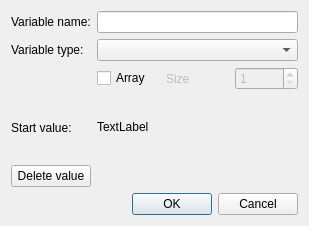
The window that src/editor/triggereditor/ui/variabledialog.ui (tdauth/wc3lib) describes before a commit, drawn with Qt 5.
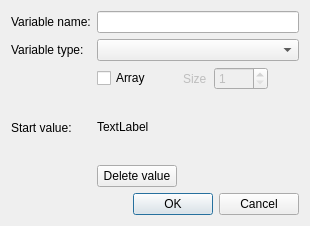
The same window after the commit. Custom widgets are drawn as their Qt base class.

What changed in the file:
```diff
--- a/src/editor/triggereditor/ui/variabledialog.ui
+++ b/src/editor/triggereditor/ui/variabledialog.ui
@@ -6,7 +6,7 @@
    <rect>
     <x>0</x>
     <y>0</y>
-    <width>309</width>
+    <width>310</width>
     <height>226</height>
    </rect>
   </property>
@@ -14,34 +14,34 @@
    <string>Variable</string>
   </property>
   <layout class="QGridLayout" name="gridLayout">
-   <item row="0" column="0">
+   <item row="0" column="1">
     <widget class="QLabel" name="m_nameLabel">
      <property name="text">
       <string>Variable name:</string>
      </property>
     </widget>
    </item>
-   <item row="0" column="1" colspan="3">
-    <widget class="KLineEdit" name="m_nameLineEdit"/>
+   <item row="0" column="2" colspan="4">
+    <widget class="QLineEdit" name="m_nameLineEdit"/>
    </item>
-   <item row="1" column="0">
+   <item row="1" column="1">
     <widget class="QLabel" name="m_typeLabel">
      <property name="text">
       <string>Variable type:</string>
      </property>
     </widget>
    </item>
-   <item row="1" column="1" colspan="3">
-    <widget class="KComboBox" name="m_typeComboBox"/>
+   <item row="1" column="2" colspan="4">
+    <widget class="QComboBox" name="m_typeComboBox"/>
    </item>
-   <item row="2" column="1">
+   <item row="2" column="2">
     <widget class="QCheckBox" name="m_arrayCheckBox">
      <property name="text">
       <string>Array</string>
      </property>
     </widget>
    </item>
-   <item row="2" column="2">
+   <item row="2" column="3">
     <widget class="QLabel" name="m_arraySizeLabel">
      <property name="enabled">
       <bool>false</bool>
@@ -51,27 +51,14 @@
      </property>
     </widget>
    </item>
-   <item row="2" column="3">
-    <widget class="KIntSpinBox" name="m_arraySizeSpinBox">
-     <property name="enabled">
-      <bool>false</bool>
-     </property>
-     <property name="minimum">
-      <number>1</number>
-     </property>
-     <property name="maximum">
-      <number>8191</number>
-     </property>
-    </widget>
-   </item>
-   <item row="3" column="0">
+   <item row="3" column="1">
     <widget class="QLabel" name="m_startValueLabel">
      <property name="text">
       <string>Start value:</string>
      </property>
     </widget>
    </item>
-   <item row="3" column="1" colspan="3">
+   <item row="3" column="2" colspan="4">
     <widget class="QLabel" name="m_startValue">
      <property name="text">
       <string>TextLabel</string>
@@ -84,44 +71,35 @@
      </property>
     </widget>
    </item>
-   <item row="4" column="0">
-    <widget class="KPushButton" name="m_deleteValuePushButton">
-     <property name="text">
-      <string>Delete value</string>
-     </property>
-    </widget>
-   </item>
-   <item row="5" column="1" colspan="3">
+   <item row="5" column="2" colspan="4">
     <widget class="QDialogButtonBox" name="buttonBox">
      <property name="standardButtons">
       <set>QDialogButtonBox::Cancel|QDialogButtonBox::Ok</set>
      </property>
     </widget>
    </item>
+   <item row="2" column="4">
+    <widget class="QSpinBox" name="m_arraySizeSpinBox">
+     <property name="enabled">
+      <bool>false</bool>
+     </property>
+     <property name="minimum">
+      <number>1</number>
+     </property>
+     <property name="maximum">
+      <number>8191</number>
+     </property>
+    </widget>
+   </item>
+   <item row="4" column="2">
+    <widget class="QPushButton" name="m_deleteValuePushButton">
+     <property name="text">
+      <string>Delete value</string>
+     </property>
+    </widget>
+   </item>
   </layout>
  </widget>
- <customwidgets>
-  <customwidget>
-   <class>KComboBox</class>
-   <extends>QComboBox</extends>
-   <header>kcombobox.h</header>
-  </customwidget>
-  <customwidget>
-   <class>KLineEdit</class>
-   <extends>QLineEdit</extends>
-   <header>klineedit.h</header>
-  </customwidget>
-  <customwidget>
-   <class>KPushButton</class>
-   <extends>QPushButton</extends>
-   <header>kpushbutton.h</header>
-  </customwidget>
-  <customwidget>
-   <class>KIntSpinBox</class>
-   <extends>QSpinBox</extends>
-   <header>knuminput.h</header>
-  </customwidget>
- </customwidgets>
  <tabstops>
   <tabstop>m_nameLineEdit</tabstop>
   <tabstop>m_typeComboBox</tabstop>
```
Left out of the diff: 18 changed lines with no effect on the pictures.
